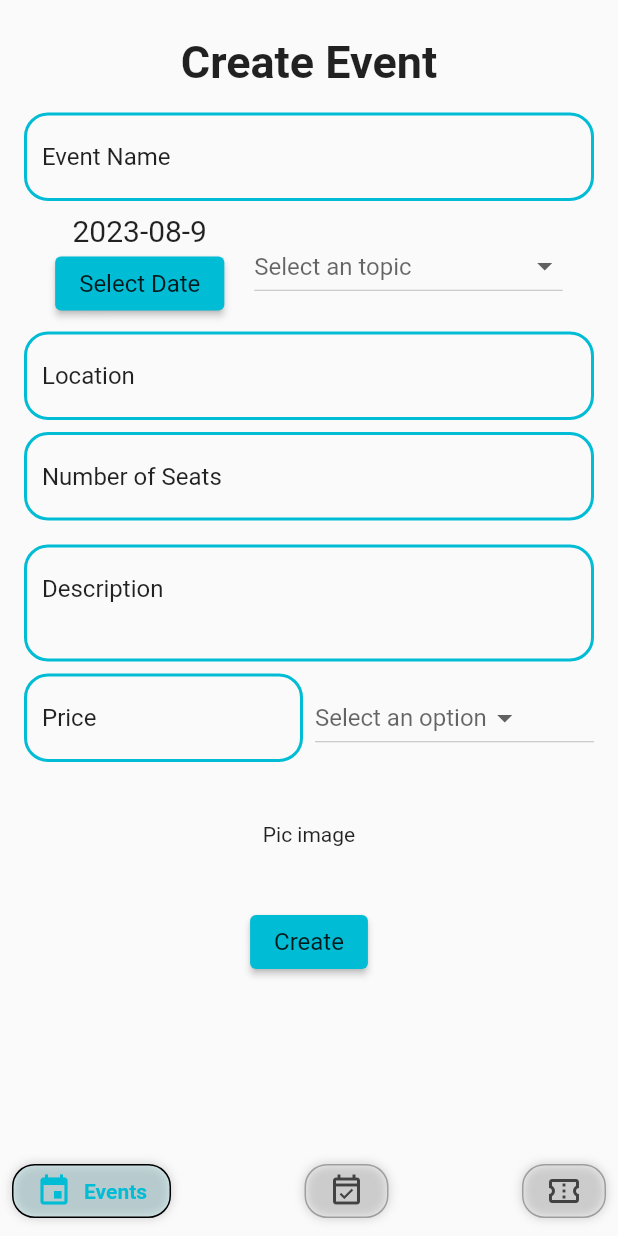
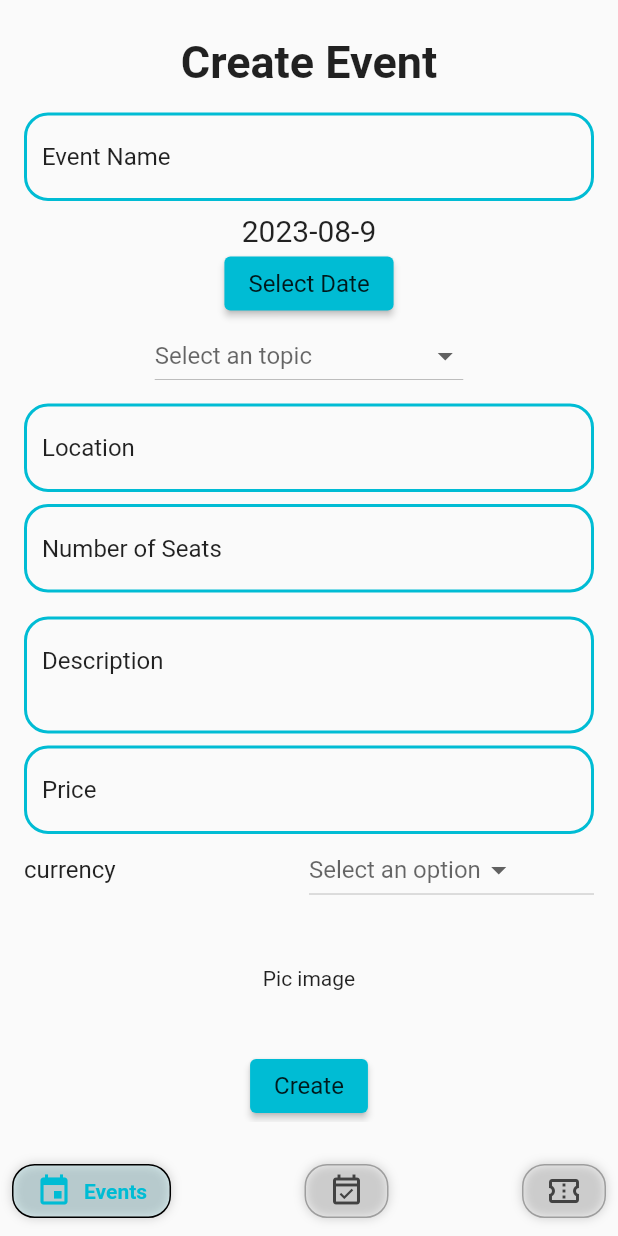
Before and after one commit to OlimjonSN/ticket, a Flutter app: the EventCreate screen opened by its route, on a phone screen of 412 x 824 dp. Run offline on Flutter 3.47's test engine with Material 2 defaults, Android fonts, the phone set to English and light mode, and no system bars; drawn by our look-alikes of google_nav_bar; our stand-ins replace cookie_jar, dio, dio_cookie_manager, get_it, go_router, image_picker and 2 more; accounts and stored records are empty; network calls fail.

Commit message:
changed widget place

```diff
--- a/lib/features/events/presentation/pages/event_create.dart
+++ b/lib/features/events/presentation/pages/event_create.dart
@@ -58,9 +58,6 @@ class _EventCreateState extends State<EventCreate> {
                 decoration: decorationInput('Event Name', context),
               ),
               const SizedBox(height: SizeConstants.paddingMedium),
-              Row(
-                mainAxisAlignment: MainAxisAlignment.center,
-                children: [
               Column(
                 mainAxisAlignment: MainAxisAlignment.center,
                 children: [
@@ -90,8 +87,6 @@ class _EventCreateState extends State<EventCreate> {
                 },
                 hint: const Text('Select an topic'), // Optional: Displayed when no item is selected
               ),
-                ],
-              ),
               SizedBox(height: SizeConstants.paddingMedium),
               TextFormField(
                 controller: locationContoller,
@@ -114,18 +109,17 @@ class _EventCreateState extends State<EventCreate> {
                 decoration: decorationInput('Description', context),
               ),
               const SizedBox(height: SizeConstants.paddingMedium),
-              Row(
-                children: [
-                  Expanded(
-                    child: TextFormField(
+              TextFormField(
                 controller: priceController,
                 keyboardType: TextInputType.number,
                 cursorColor: Theme.of(context).colorScheme.secondary,
                 decoration: decorationInput('Price', context),
               ),
-                  ),
-                  const SizedBox(
-                    width: SizeConstants.paddingMedium,
+              Row(
+                mainAxisAlignment: MainAxisAlignment.center,
+                children: [
+                  Expanded(
+                    child: Text('currency', style: Theme.of(context).textTheme.subtitle1),
                   ),
                   Expanded(
                     child: DropdownButton<String>(
```
Lines whose indentation alone changed are shown as unchanged.
